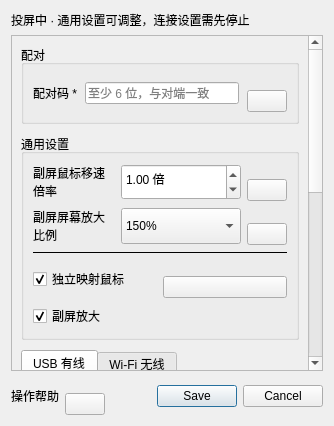
First picture: the form in Furina/ui/forms/settings.ui, repository HuTaoUnknow/Fukaros-Furina, before the edit.
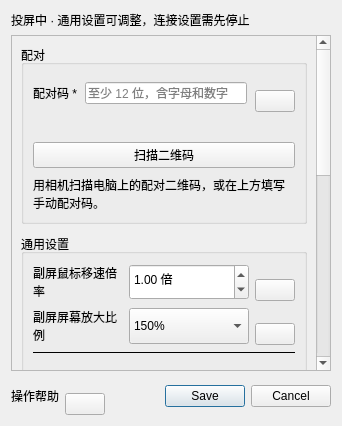
Second picture: the form after the edit. Custom widgets are drawn as their Qt base class.

Commit message:
Add QR pairing and keep secrets out of plaintext settings.
Desktop shows a two-minute one-time QR payload, the tablet can scan or paste it, and manual codes now follow the longer alphabet rules. Windows seals secrets with DPAPI and Android uses the Keystore; the channel handshake still goes through pairingListen and pairingConnect.

What changed in the file:
```diff
--- a/Furina/ui/forms/settings.ui
+++ b/Furina/ui/forms/settings.ui
@@ -56,7 +56,10 @@
             <item>
              <widget class="QLineEdit" name="token">
               <property name="placeholderText">
-               <string>至少 6 位，与对端一致</string>
+               <string>至少 12 位，含字母和数字</string>
+              </property>
+              <property name="maxLength">
+               <number>64</number>
               </property>
               <property name="readOnly">
                <bool>false</bool>
@@ -113,6 +116,33 @@
             </item>
            </layout>
           </item>
+          <item>
+           <widget class="QLabel" name="tokenHint">
+            <property name="text">
+             <string/>
+            </property>
+            <property name="wordWrap">
+             <bool>true</bool>
+            </property>
+           </widget>
+          </item>
+          <item>
+           <widget class="QPushButton" name="scanQr">
+            <property name="text">
+             <string>扫描二维码</string>
+            </property>
+           </widget>
+          </item>
+          <item>
+           <widget class="QLabel" name="qrHint">
+            <property name="wordWrap">
+             <bool>true</bool>
+            </property>
+            <property name="text">
+             <string>用相机扫描电脑上的配对二维码，或在上方填写手动配对码。</string>
+            </property>
+           </widget>
+          </item>
          </layout>
         </widget>
        </item>
```
Left out of the diff: 10 changed lines with no effect on the pictures. The commit also changes 49 other files.
